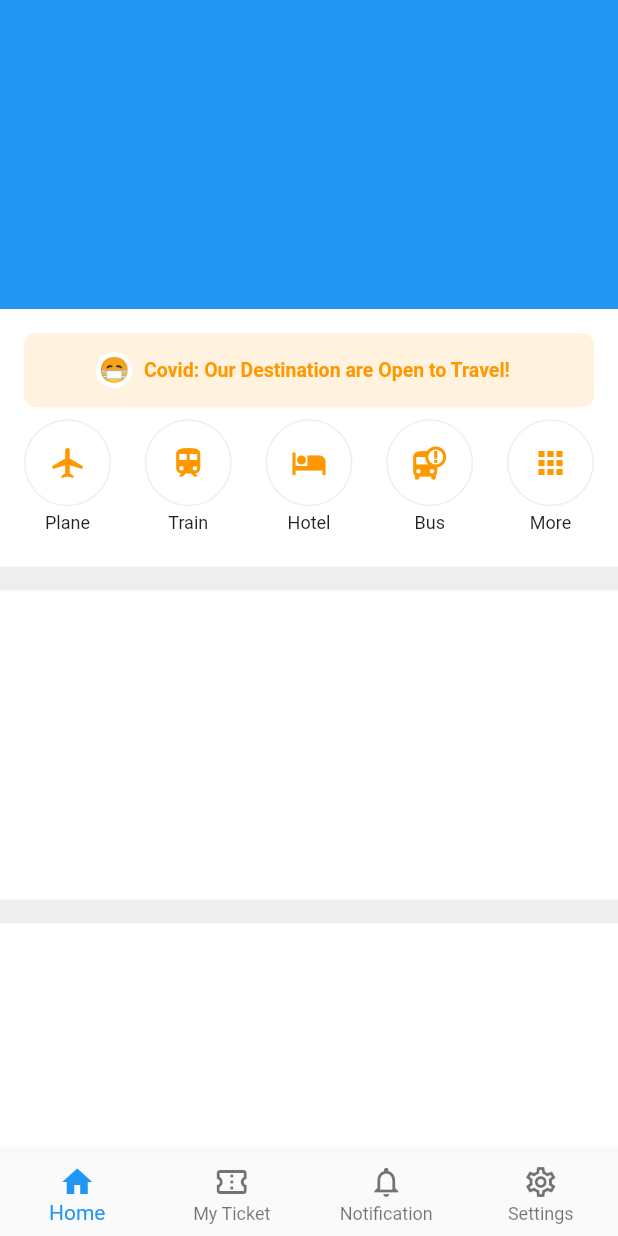
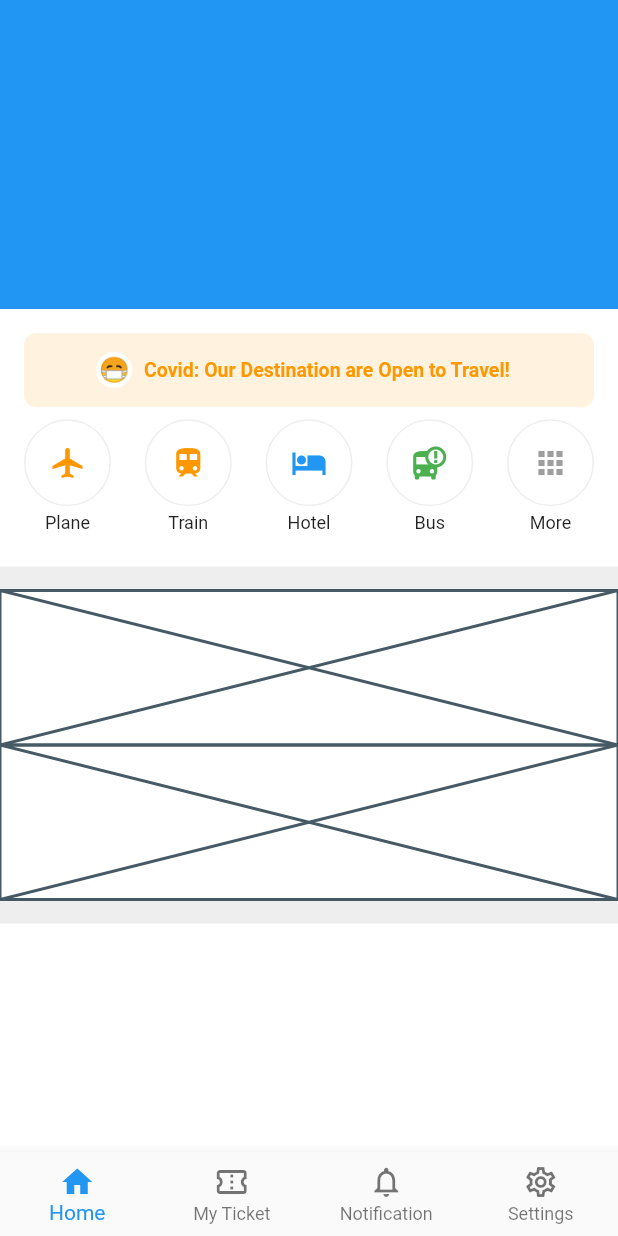
Before and after one commit to JAICHANGPARK/flutter_notebook_11th_story, a Flutter app: the screen it shows after launch, on a phone screen of 412 x 824 dp. Run offline on Flutter 3.47's test engine with Material 2 defaults, Android fonts, the phone set to English and light mode, and no system bars; our stand-ins replace backdrop, badges, flutter_inner_drawer, flutter_slidable, google_fonts.

Commit message:
Update ticket_booking_home_page.dart

```diff
--- a/lib/ep710_ticket_booking_app/ticket_booking_home_page.dart
+++ b/lib/ep710_ticket_booking_app/ticket_booking_home_page.dart
@@ -55,7 +55,9 @@ class _TicketBookingHomePageState extends State<TicketBookingHomePage> {
                             ),
                           ),
                         )),
-                    Expanded(flex: 3, child: Row(
+                    Expanded(
+                        flex: 3,
+                        child: Row(
                           mainAxisAlignment: MainAxisAlignment.spaceBetween,
                           children: [
                             Column(
@@ -64,17 +66,21 @@ class _TicketBookingHomePageState extends State<TicketBookingHomePage> {
                                   height: 58,
                                   width: 58,
                                   decoration: BoxDecoration(
-                                shape: BoxShape.circle,
-                                border: Border.all(color: Colors.grey[200])
-                              ),
+                                      shape: BoxShape.circle, border: Border.all(color: Colors.grey[200])),
                                   child: Center(
-                                child: Icon(Icons.airplanemode_on_sharp, color: Colors.orange,),
+                                    child: Icon(
+                                      Icons.airplanemode_on_sharp,
+                                      color: Colors.orange,
                                     ),
                                   ),
-                            SizedBox(height: 4,),
-                            Text("Plane", style: TextStyle(
-                              fontSize: 12
-                            ),),
+                                ),
+                                SizedBox(
+                                  height: 4,
+                                ),
+                                Text(
+                                  "Plane",
+                                  style: TextStyle(fontSize: 12),
+                                ),
                               ],
                             ),
                             Column(
@@ -83,17 +89,21 @@ class _TicketBookingHomePageState extends State<TicketBookingHomePage> {
                                   height: 58,
                                   width: 58,
                                   decoration: BoxDecoration(
-                                  shape: BoxShape.circle,
-                                  border: Border.all(color: Colors.grey[200])
-                              ),
+                                      shape: BoxShape.circle, border: Border.all(color: Colors.grey[200])),
                                   child: Center(
-                                child: Icon(Icons.train, color: Colors.orange,),
+                                    child: Icon(
+                                      Icons.train,
+                                      color: Colors.orange,
                                     ),
                                   ),
-                            SizedBox(height: 4,),
-                            Text("Train", style: TextStyle(
-                                fontSize: 12
-                            ),),
+                                ),
+                                SizedBox(
+                                  height: 4,
+                                ),
+                                Text(
+                                  "Train",
+                                  style: TextStyle(fontSize: 12),
+                                ),
                               ],
                             ),
                             Column(
@@ -102,17 +112,21 @@ class _TicketBookingHomePageState extends State<TicketBookingHomePage> {
                                   height: 58,
                                   width: 58,
                                   decoration: BoxDecoration(
-                                  shape: BoxShape.circle,
-                                  border: Border.all(color: Colors.grey[200])
-                              ),
+                                      shape: BoxShape.circle, border: Border.all(color: Colors.grey[200])),
                                   child: Center(
-                                child: Icon(Icons.hotel, color: Colors.orange,),
+                                    child: Icon(
+                                      Icons.hotel,
+                                      color: Colors.blue,
                                     ),
                                   ),
-                            SizedBox(height: 4,),
-                            Text("Hotel", style: TextStyle(
-                                fontSize: 12
-                            ),),
+                                ),
+                                SizedBox(
+                                  height: 4,
+                                ),
+                                Text(
+                                  "Hotel",
+                                  style: TextStyle(fontSize: 12),
+                                ),
                               ],
                             ),
                             Column(
@@ -121,17 +135,21 @@ class _TicketBookingHomePageState extends State<TicketBookingHomePage> {
                                   height: 58,
                                   width: 58,
                                   decoration: BoxDecoration(
-                                  shape: BoxShape.circle,
-                                  border: Border.all(color: Colors.grey[200])
-                              ),
+                                      shape: BoxShape.circle, border: Border.all(color: Colors.grey[200])),
                                   child: Center(
-                                child: Icon(Icons.bus_alert, color: Colors.orange,),
+                                    child: Icon(
+                                      Icons.bus_alert,
+                                      color: Colors.green,
                                     ),
                                   ),
-                            SizedBox(height: 4,),
-                            Text("Bus", style: TextStyle(
-                                fontSize: 12
-                            ),),
+                                ),
+                                SizedBox(
+                                  height: 4,
+                                ),
+                                Text(
+                                  "Bus",
+                                  style: TextStyle(fontSize: 12),
+                                ),
                               ],
                             ),
                             Column(
@@ -140,17 +158,21 @@ class _TicketBookingHomePageState extends State<TicketBookingHomePage> {
                                   height: 58,
                                   width: 58,
                                   decoration: BoxDecoration(
-                                  shape: BoxShape.circle,
-                                  border: Border.all(color: Colors.grey[200])
-                              ),
+                                      shape: BoxShape.circle, border: Border.all(color: Colors.grey[200])),
                                   child: Center(
-                                child: Icon(Icons.apps, color: Colors.orange,),
+                                    child: Icon(
+                                      Icons.apps,
+                                      color: Colors.grey,
                                     ),
                                   ),
-                            SizedBox(height: 4,),
-                            Text("More", style: TextStyle(
-                                fontSize: 12
-                            ),),
+                                ),
+                                SizedBox(
+                                  height: 4,
+                                ),
+                                Text(
+                                  "More",
+                                  style: TextStyle(fontSize: 12),
+                                ),
                               ],
                             )
                           ],
@@ -162,6 +184,12 @@ class _TicketBookingHomePageState extends State<TicketBookingHomePage> {
               Container(
                 height: MediaQuery.of(context).size.height / 4,
                 decoration: BoxDecoration(color: Colors.white),
+                child: Column(
+                  children: [
+                    Expanded(child: Placeholder()),
+                    Expanded(child: Placeholder()),
+                  ],
+                ),
               ),
               SizedBox(height: 16),
               Container(
```
Lines whose indentation alone changed are shown as unchanged.
